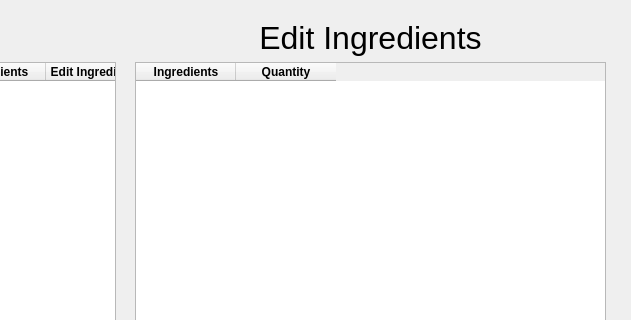
First picture: the form in ui/editmenu.ui, repository sriv95/Restaurant-Management, before the edit; both pictures show x 375 to 1006 and y 0 to 320 of the 1006 by 682 pixel window.
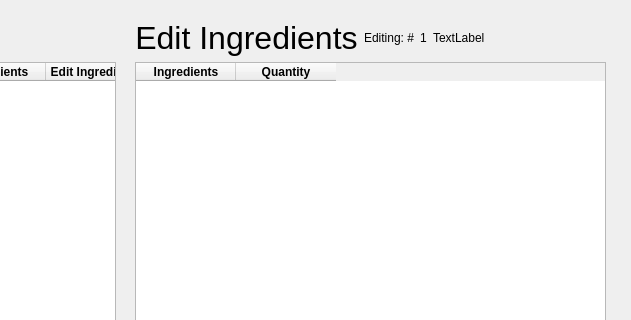
Second picture: the form after the edit.

Commit message: style: :art: add edit ingredients information

```diff
--- a/ui/editmenu.ui
+++ b/ui/editmenu.ui
@@ -135,7 +135,21 @@
    </property>
    <layout class="QVBoxLayout" name="verticalLayout_2">
     <item>
+     <layout class="QHBoxLayout" name="horizontalLayout_4">
+      <item>
      <widget class="QLabel" name="label_4">
+        <property name="sizePolicy">
+         <sizepolicy hsizetype="Minimum" vsizetype="Preferred">
+          <horstretch>0</horstretch>
+          <verstretch>0</verstretch>
+         </sizepolicy>
+        </property>
+        <property name="minimumSize">
+         <size>
+          <width>0</width>
+          <height>0</height>
+         </size>
+        </property>
       <property name="font">
        <font>
         <pointsize>24</pointsize>
@@ -148,6 +162,50 @@
        <set>Qt::AlignmentFlag::AlignCenter</set>
       </property>
      </widget>
+      </item>
+      <item>
+       <widget class="QLabel" name="label">
+        <property name="sizePolicy">
+         <sizepolicy hsizetype="Minimum" vsizetype="Preferred">
+          <horstretch>0</horstretch>
+          <verstretch>0</verstretch>
+         </sizepolicy>
+        </property>
+        <property name="text">
+         <string>Editing: #</string>
+        </property>
+        <property name="alignment">
+         <set>Qt::AlignmentFlag::AlignRight|Qt::AlignmentFlag::AlignTrailing|Qt::AlignmentFlag::AlignVCenter</set>
+        </property>
+       </widget>
+      </item>
+      <item>
+       <widget class="QLabel" name="ingNo">
+        <property name="sizePolicy">
+         <sizepolicy hsizetype="Minimum" vsizetype="Preferred">
+          <horstretch>0</horstretch>
+          <verstretch>0</verstretch>
+         </sizepolicy>
+        </property>
+        <property name="text">
+         <string>1</string>
+        </property>
+       </widget>
+      </item>
+      <item>
+       <widget class="QLabel" name="ingLabel">
+        <property name="sizePolicy">
+         <sizepolicy hsizetype="Expanding" vsizetype="Preferred">
+          <horstretch>0</horstretch>
+          <verstretch>0</verstretch>
+         </sizepolicy>
+        </property>
+        <property name="text">
+         <string>TextLabel</string>
+        </property>
+       </widget>
+      </item>
+     </layout>
     </item>
     <item>
      <widget class="QTableWidget" name="IngTable">
```
Lines whose indentation alone changed are shown as unchanged.
